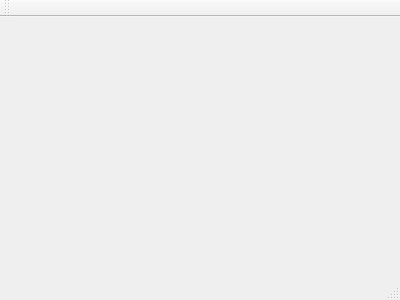
This is MainWindow.ui in cadavergeek/QuickPic as Qt 5 draws it before an edit. The edited form follows.
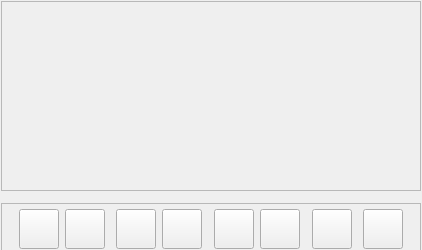
This is the edited form. Icons and pictures are not drawn.

Patch:
```diff
--- a/MainWindow.ui
+++ b/MainWindow.ui
@@ -1,24 +1,422 @@
 <ui version="4.0">
  <class>MainWindow</class>
- <widget class="QMainWindow" name="MainWindow" >
-  <property name="geometry" >
+ <widget class="QMainWindow" name="MainWindow">
+  <property name="geometry">
    <rect>
     <x>0</x>
     <y>0</y>
-    <width>400</width>
-    <height>300</height>
+    <width>422</width>
+    <height>250</height>
    </rect>
   </property>
   <property name="windowTitle" >
    <string>MainWindow</string>
   </property>
-  <widget class="QMenuBar" name="menuBar" />
-  <widget class="QToolBar" name="mainToolBar" />
-  <widget class="QWidget" name="centralWidget" />
-  <widget class="QStatusBar" name="statusBar" />
+  <widget class="QWidget" name="centralWidget">
+   <layout class="QGridLayout" name="gridLayout">
+    <property name="leftMargin">
+     <number>1</number>
+    </property>
+    <property name="topMargin">
+     <number>1</number>
+    </property>
+    <property name="rightMargin">
+     <number>1</number>
+    </property>
+    <property name="bottomMargin">
+     <number>1</number>
+    </property>
+    <item row="1" column="0">
+     <layout class="QVBoxLayout" name="verticalLayout">
+      <item>
+       <widget class="QGraphicsView" name="graphicsView">
+        <property name="palette">
+         <palette>
+          <active>
+           <colorrole role="Base">
+            <brush brushstyle="SolidPattern">
+             <color alpha="0">
+              <red>255</red>
+              <green>255</green>
+              <blue>255</blue>
+             </color>
+            </brush>
+           </colorrole>
+          </active>
+          <inactive>
+           <colorrole role="Base">
+            <brush brushstyle="SolidPattern">
+             <color alpha="0">
+              <red>255</red>
+              <green>255</green>
+              <blue>255</blue>
+             </color>
+            </brush>
+           </colorrole>
+          </inactive>
+          <disabled>
+           <colorrole role="Base">
+            <brush brushstyle="SolidPattern">
+             <color alpha="255">
+              <red>240</red>
+              <green>240</green>
+              <blue>240</blue>
+             </color>
+            </brush>
+           </colorrole>
+          </disabled>
+         </palette>
+        </property>
+       </widget>
+      </item>
+      <item>
+       <widget class="QFrame" name="frameToolbar">
+        <property name="minimumSize">
+         <size>
+          <width>0</width>
+          <height>52</height>
+         </size>
+        </property>
+        <property name="maximumSize">
+         <size>
+          <width>16777215</width>
+          <height>40</height>
+         </size>
+        </property>
+        <property name="frameShape">
+         <enum>QFrame::StyledPanel</enum>
+        </property>
+        <property name="frameShadow">
+         <enum>QFrame::Raised</enum>
+        </property>
+        <layout class="QGridLayout" name="gridLayout_2">
+         <property name="topMargin">
+          <number>5</number>
+         </property>
+         <property name="bottomMargin">
+          <number>5</number>
+         </property>
+         <item row="0" column="1">
+          <widget class="QPushButton" name="btnRotateLeft">
+           <property name="minimumSize">
+            <size>
+             <width>40</width>
+             <height>40</height>
+            </size>
+           </property>
+           <property name="maximumSize">
+            <size>
+             <width>40</width>
+             <height>40</height>
+            </size>
+           </property>
+           <property name="text">
+            <string/>
+           </property>
+           <property name="icon">
+            <iconset resource="MainWindow.qrc">
+             <normaloff>:/images/rotate.left.png</normaloff>:/images/rotate.left.png</iconset>
+           </property>
+           <property name="iconSize">
+            <size>
+             <width>32</width>
+             <height>32</height>
+            </size>
+           </property>
+          </widget>
+         </item>
+         <item row="0" column="0">
+          <spacer name="horizontalSpacer_5">
+           <property name="orientation">
+            <enum>Qt::Horizontal</enum>
+           </property>
+           <property name="sizeHint" stdset="0">
+            <size>
+             <width>40</width>
+             <height>20</height>
+            </size>
+           </property>
+          </spacer>
+         </item>
+         <item row="0" column="2">
+          <widget class="QPushButton" name="btnRotateRight">
+           <property name="minimumSize">
+            <size>
+             <width>40</width>
+             <height>40</height>
+            </size>
+           </property>
+           <property name="maximumSize">
+            <size>
+             <width>40</width>
+             <height>40</height>
+            </size>
+           </property>
+           <property name="text">
+            <string/>
+           </property>
+           <property name="icon">
+            <iconset resource="MainWindow.qrc">
+             <normaloff>:/images/rotate.right.png</normaloff>:/images/rotate.right.png</iconset>
+           </property>
+           <property name="iconSize">
+            <size>
+             <width>32</width>
+             <height>32</height>
+            </size>
+           </property>
+          </widget>
+         </item>
+         <item row="0" column="6">
+          <spacer name="horizontalSpacer_2">
+           <property name="orientation">
+            <enum>Qt::Horizontal</enum>
+           </property>
+           <property name="sizeHint" stdset="0">
+            <size>
+             <width>40</width>
+             <height>20</height>
+            </size>
+           </property>
+          </spacer>
+         </item>
+         <item row="0" column="10">
+          <widget class="QPushButton" name="btnGroup">
+           <property name="minimumSize">
+            <size>
+             <width>40</width>
+             <height>40</height>
+            </size>
+           </property>
+           <property name="maximumSize">
+            <size>
+             <width>40</width>
+             <height>40</height>
+            </size>
+           </property>
+           <property name="text">
+            <string/>
+           </property>
+           <property name="icon">
+            <iconset resource="MainWindow.qrc">
+             <normaloff>:/images/group.png</normaloff>:/images/group.png</iconset>
+           </property>
+           <property name="iconSize">
+            <size>
+             <width>32</width>
+             <height>32</height>
+            </size>
+           </property>
+          </widget>
+         </item>
+         <item row="0" column="8">
+          <widget class="QPushButton" name="btnZoomIn">
+           <property name="minimumSize">
+            <size>
+             <width>40</width>
+             <height>40</height>
+            </size>
+           </property>
+           <property name="maximumSize">
+            <size>
+             <width>40</width>
+             <height>40</height>
+            </size>
+           </property>
+           <property name="text">
+            <string/>
+           </property>
+           <property name="icon">
+            <iconset resource="MainWindow.qrc">
+             <normaloff>:/images/zoom.in.png</normaloff>:/images/zoom.in.png</iconset>
+           </property>
+           <property name="iconSize">
+            <size>
+             <width>32</width>
+             <height>32</height>
+            </size>
+           </property>
+          </widget>
+         </item>
+         <item row="0" column="11">
+          <spacer name="horizontalSpacer_4">
+           <property name="orientation">
+            <enum>Qt::Horizontal</enum>
+           </property>
+           <property name="sizeHint" stdset="0">
+            <size>
+             <width>40</width>
+             <height>20</height>
+            </size>
+           </property>
+          </spacer>
+         </item>
+         <item row="0" column="9">
+          <spacer name="horizontalSpacer_3">
+           <property name="orientation">
+            <enum>Qt::Horizontal</enum>
+           </property>
+           <property name="sizeHint" stdset="0">
+            <size>
+             <width>40</width>
+             <height>20</height>
+            </size>
+           </property>
+          </spacer>
+         </item>
+         <item row="0" column="3">
+          <spacer name="horizontalSpacer">
+           <property name="orientation">
+            <enum>Qt::Horizontal</enum>
+           </property>
+           <property name="sizeHint" stdset="0">
+            <size>
+             <width>40</width>
+             <height>20</height>
+            </size>
+           </property>
+          </spacer>
+         </item>
+         <item row="0" column="4">
+          <widget class="QPushButton" name="btnOpenPrev">
+           <property name="minimumSize">
+            <size>
+             <width>40</width>
+             <height>40</height>
+            </size>
+           </property>
+           <property name="maximumSize">
+            <size>
+             <width>40</width>
+             <height>40</height>
+            </size>
+           </property>
+           <property name="text">
+            <string/>
+           </property>
+           <property name="icon">
+            <iconset resource="MainWindow.qrc">
+             <normaloff>:/images/open.previous.png</normaloff>:/images/open.previous.png</iconset>
+           </property>
+           <property name="iconSize">
+            <size>
+             <width>32</width>
+             <height>32</height>
+            </size>
+           </property>
+          </widget>
+         </item>
+         <item row="0" column="5">
+          <widget class="QPushButton" name="btnOpenNext">
+           <property name="minimumSize">
+            <size>
+             <width>40</width>
+             <height>40</height>
+            </size>
+           </property>
+           <property name="maximumSize">
+            <size>
+             <width>40</width>
+             <height>40</height>
+            </size>
+           </property>
+           <property name="text">
+            <string/>
+           </property>
+           <property name="icon">
+            <iconset resource="MainWindow.qrc">
+             <normaloff>:/images/open.next.png</normaloff>:/images/open.next.png</iconset>
+           </property>
+           <property name="iconSize">
+            <size>
+             <width>32</width>
+             <height>32</height>
+            </size>
+           </property>
+          </widget>
+         </item>
+         <item row="0" column="7">
+          <widget class="QPushButton" name="btnZoomOut">
+           <property name="minimumSize">
+            <size>
+             <width>40</width>
+             <height>40</height>
+            </size>
+           </property>
+           <property name="maximumSize">
+            <size>
+             <width>40</width>
+             <height>40</height>
+            </size>
+           </property>
+           <property name="text">
+            <string/>
+           </property>
+           <property name="icon">
+            <iconset resource="MainWindow.qrc">
+             <normaloff>:/images/zoom.out.png</normaloff>:/images/zoom.out.png</iconset>
+           </property>
+           <property name="iconSize">
+            <size>
+             <width>32</width>
+             <height>32</height>
+            </size>
+           </property>
+          </widget>
+         </item>
+         <item row="0" column="12">
+          <widget class="QPushButton" name="btnDelete">
+           <property name="minimumSize">
+            <size>
+             <width>40</width>
+             <height>40</height>
+            </size>
+           </property>
+           <property name="maximumSize">
+            <size>
+             <width>40</width>
+             <height>40</height>
+            </size>
+           </property>
+           <property name="text">
+            <string/>
+           </property>
+           <property name="icon">
+            <iconset resource="MainWindow.qrc">
+             <normaloff>:/images/delete.png</normaloff>:/images/delete.png</iconset>
+           </property>
+           <property name="iconSize">
+            <size>
+             <width>32</width>
+             <height>32</height>
+            </size>
+           </property>
+          </widget>
+         </item>
+         <item row="0" column="13">
+          <spacer name="horizontalSpacer_6">
+           <property name="orientation">
+            <enum>Qt::Horizontal</enum>
+           </property>
+           <property name="sizeHint" stdset="0">
+            <size>
+             <width>40</width>
+             <height>20</height>
+            </size>
+           </property>
+          </spacer>
+         </item>
+        </layout>
+       </widget>
+      </item>
+     </layout>
+    </item>
+   </layout>
+  </widget>
  </widget>
- <layoutDefault spacing="6" margin="11" />
- <pixmapfunction></pixmapfunction>
- <resources/>
+ <layoutdefault spacing="6" margin="11"/>
+ <resources>
+  <include location="MainWindow.qrc"/>
+ </resources>
  <connections/>
 </ui>
```
Left out of the diff: 3 changed lines with no effect on the pictures.
